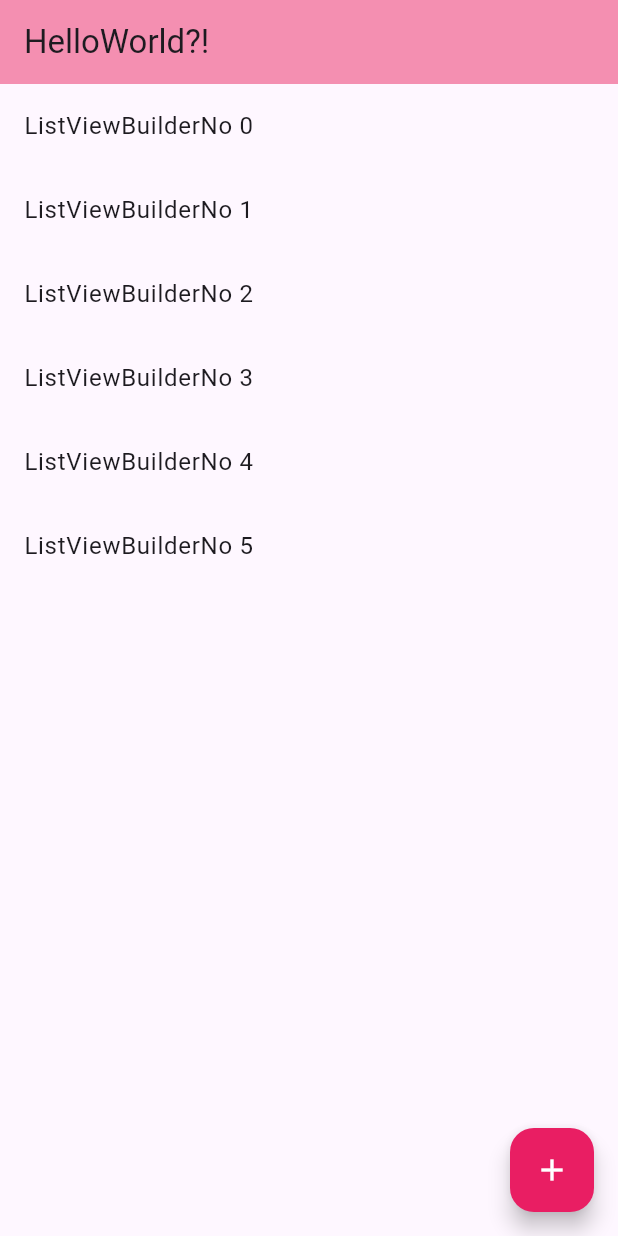
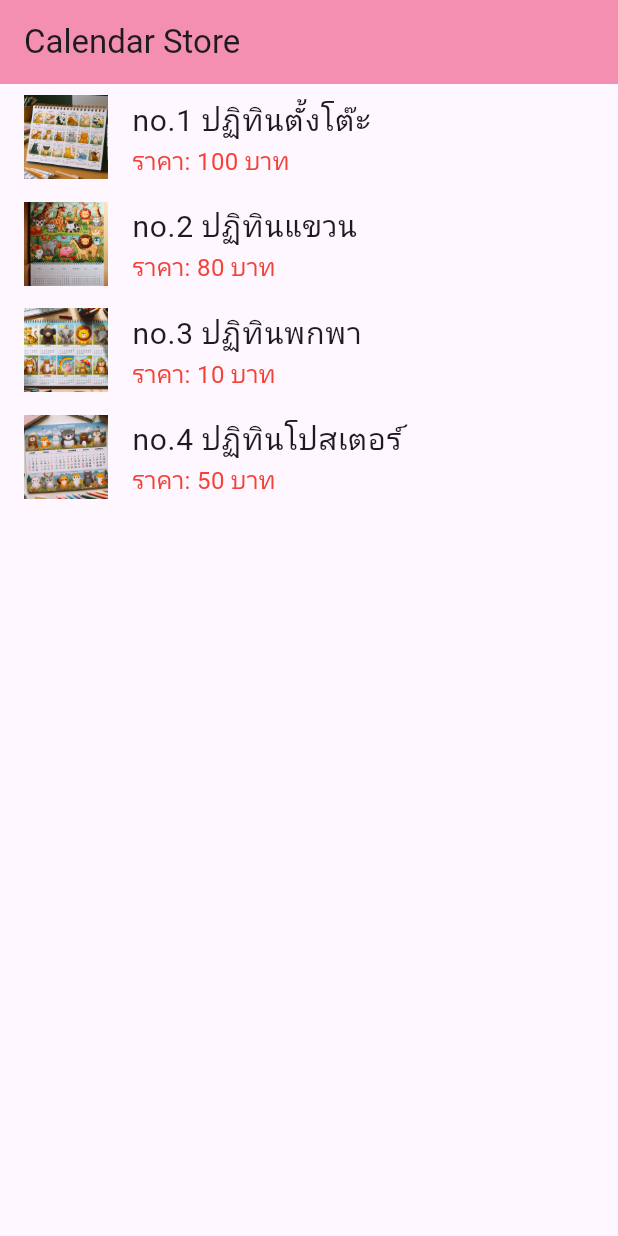
Before and after one commit to SaluteKevin/flutterCalendar, a Flutter app: the screen it shows after launch, on a phone screen of 412 x 824 dp. Run offline on Flutter 3.47's test engine with Material 3 defaults, Android fonts, the phone set to English and light mode, and no system bars.

Commit message:
Add: list, images, ontop

```diff
--- /dev/null
+++ b/lib/CalendarMenu.dart
@@ -0,0 +1,7 @@
+class CalendarMenu{
+  String name;
+  String price;
+  String img;
+
+  CalendarMenu(this.name, this.price, this.img);
+}
--- a/lib/main.dart
+++ b/lib/main.dart
@@ -1,4 +1,5 @@
 import 'package:flutter/material.dart';
+import 'CalendarMenu.dart';
 
 void main() {
   runApp(MyApp());
@@ -31,59 +32,32 @@ class MyHomePage extends StatefulWidget {
 }
 
 class _MyHomePageState extends State<MyHomePage> {
-  int number = 0; //การสร้าง state
-
+  List<CalendarMenu> menu=[
+    CalendarMenu("ปฏิทินตั้งโต๊ะ", "100", "assets/images/image1.jpg"),
+    CalendarMenu("ปฏิทินแขวน", "80", "assets/images/image2.jpg"),
+    CalendarMenu("ปฏิทินพกพา", "10", "assets/images/image3.jpg"),
+    CalendarMenu("ปฏิทินโปสเตอร์", "50", "assets/images/image4.jpg"),
+  ];
+  //แสดงผลข้อมูล
   @override
   Widget build(BuildContext context) {
     return Scaffold(
       appBar: AppBar(
-        title: Text("HelloWorld?!"),
+        title: Text("Calendar Store"),
       ),
       body: ListView.builder(
-          itemCount: 6,
+          itemCount: menu.length,
           itemBuilder: (BuildContext context, int index) {
+            CalendarMenu calendar=menu[index];
             return ListTile(
-              title: Text("ListViewBuilderNo $index"),
+              leading: Image.asset(calendar.img),
+              title: Text("no.${index+1} " + calendar.name,style: TextStyle(fontSize: 20),),
+              subtitle: Text("ราคา: " + calendar.price +" บาท",style: TextStyle(fontSize: 16, color: Colors.red,),),
+              onTap: (){
+                print("You have selected" + calendar.name);
+              }
             );
           }),
-      floatingActionButton: FloatingActionButton(
-        onPressed: () {
-          addNumber();
-        },
-        child: Icon(
-          Icons.add,
-          color: Colors.white,
-        ),
-      ),
     );
   }
-
-  void addNumber() {
-    setState(() {
-      number++;
-    });
-  }
-
-  List<Widget> getData(int count) {
-    List<Widget> data = [];
-    data.add(Text("Welcome to calendar store"));
-    data.add(Text("This is button"));
-    data.add(
-      Text("$number", style: TextStyle(fontSize: 24)),
-    );
-    for (var i = 0; i < count; i++) {
-      var menu = ListTile(
-        title: Text(
-          "List no. ${i + 1}",
-          style: TextStyle(fontSize: 24),
-        ),
-        subtitle: Text(
-          "sub-List no. ${i % 3}",
-          style: TextStyle(fontSize: 12),
-        ),
-      );
-      data.add(menu);
-    }
-    return data;
-  }
 }
--- a/pubspec.yaml
+++ b/pubspec.yaml
@@ -62,6 +62,8 @@ flutter:
   # assets:
   #   - images/a_dot_burr.jpeg
   #   - images/a_dot_ham.jpeg
+  assets:
+    - assets/images/
 
   # An image asset can refer to one or more resolution-specific "variants", see
   # https://flutter.dev/assets-and-images/#resolution-aware
```
Also changed, not shown: assets/images/image1.jpg (added), assets/images/image2.jpg (added), assets/images/image3.jpg (added), assets/images/image4.jpg (added).
